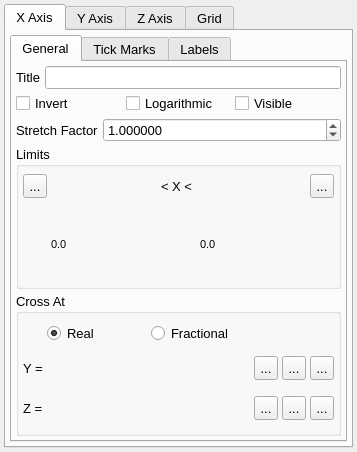
Above: src/gui/axes.ui from trisyoungs/uchroma before the change. Below: the same form after it.
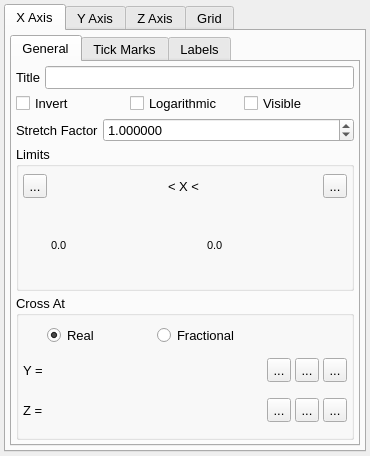
That is the form after the change. Icons and pictures are not drawn. Custom widgets are drawn as their Qt base class.

```diff
--- a/src/gui/axes.ui
+++ b/src/gui/axes.ui
@@ -6,8 +6,8 @@
    <rect>
     <x>0</x>
     <y>0</y>
-    <width>357</width>
-    <height>452</height>
+    <width>370</width>
+    <height>456</height>
    </rect>
   </property>
   <property name="sizePolicy">
```
